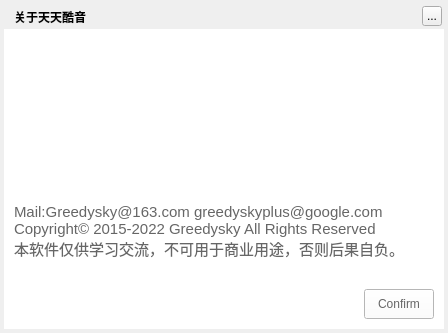
This is TTKModule/TTKWidget/musicUiKits/musicWidgetKits/musicmessageaboutdialog.ui in Greedysky/TTKMusicPlayer as Qt 5 draws it before an edit. The edited form follows.
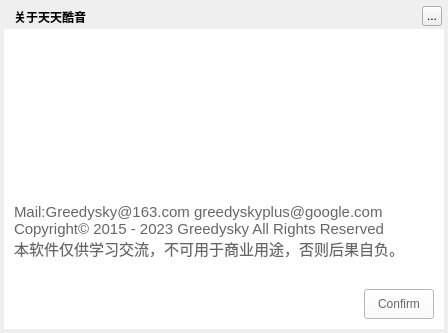
This is the edited form.

Commit message: refactor: Update to latest copyright format[381260]

What changed in the file:
```diff
--- a/TTKModule/TTKWidget/musicUiKits/musicWidgetKits/musicmessageaboutdialog.ui
+++ b/TTKModule/TTKWidget/musicUiKits/musicWidgetKits/musicmessageaboutdialog.ui
@@ -104,7 +104,7 @@
     </property>
     <property name="text">
      <string>Mail:Greedysky@163.com greedyskyplus@google.com
-Copyright© 2015-2022 Greedysky All Rights Reserved
+Copyright© 2015 - 2023 Greedysky All Rights Reserved
 本软件仅供学习交流，不可用于商业用途，否则后果自负。</string>
     </property>
    </widget>
```
The commit also changes 479 other files.
